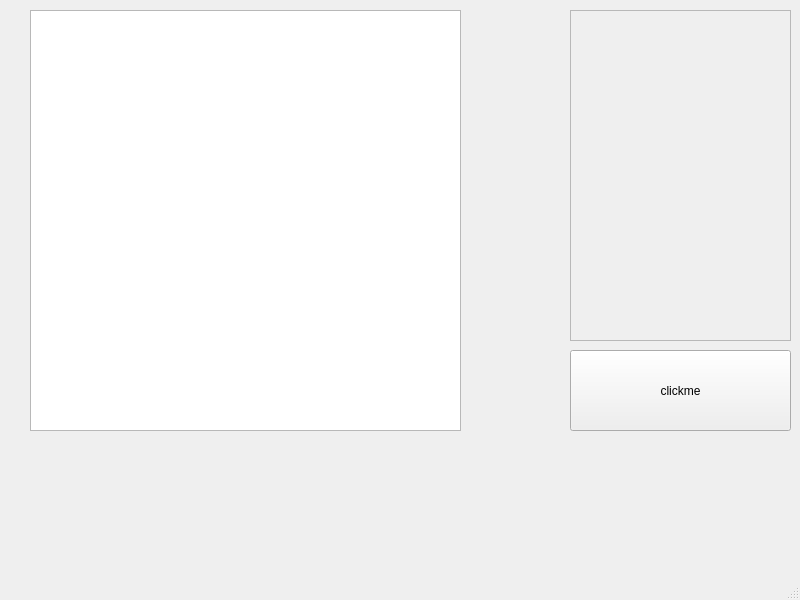
Qt form a3_William_Lee_101181435/ui/mainwindow.ui (willKip/Elevator-Simulation) before a commit.
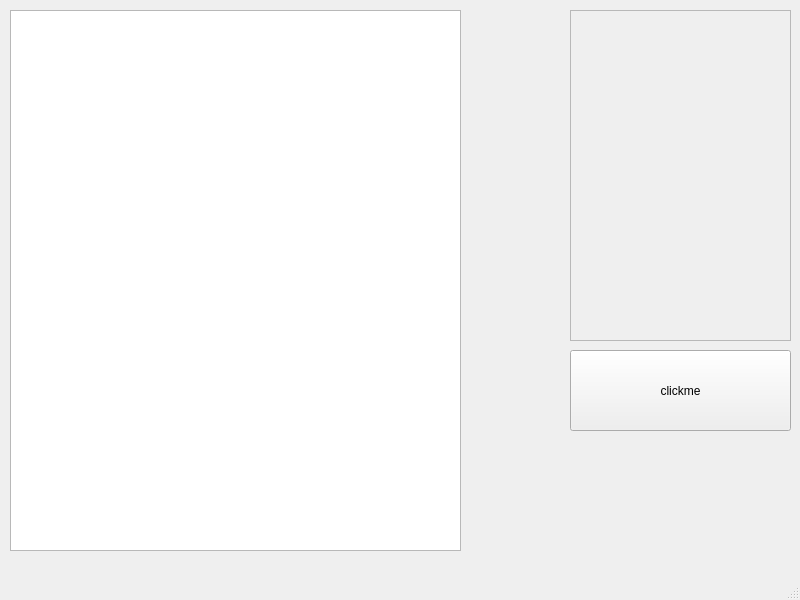
The same form after that commit.

Commit message: Elevators and floor buttons base implementation

```diff
--- a/a3_William_Lee_101181435/ui/mainwindow.ui
+++ b/a3_William_Lee_101181435/ui/mainwindow.ui
@@ -68,15 +68,18 @@
      </layout>
     </widget>
    </widget>
-   <widget class="QTableView" name="buildingView">
+   <widget class="QWidget" name="horizontalLayoutWidget">
     <property name="geometry">
      <rect>
-      <x>30</x>
+      <x>10</x>
       <y>10</y>
-      <width>431</width>
-      <height>421</height>
+      <width>451</width>
+      <height>541</height>
      </rect>
     </property>
+    <layout class="QHBoxLayout" name="horizontalLayout_2">
+     <item>
+      <widget class="QTableView" name="buildingView">
     <property name="cursor" stdset="0">
      <cursorShape>ArrowCursor</cursorShape>
     </property>
@@ -114,8 +117,11 @@
      <number>30</number>
     </attribute>
     <attribute name="verticalHeaderHighlightSections">
-     <bool>false</bool>
-    </attribute>
+        <bool>true</bool>
+       </attribute>
+      </widget>
+     </item>
+    </layout>
    </widget>
   </widget>
   <widget class="QMenuBar" name="menubar">
```
Left out of the diff: 5 changed lines with no effect on the pictures. Lines whose indentation alone changed are shown as unchanged. The commit also changes 7 other files.
